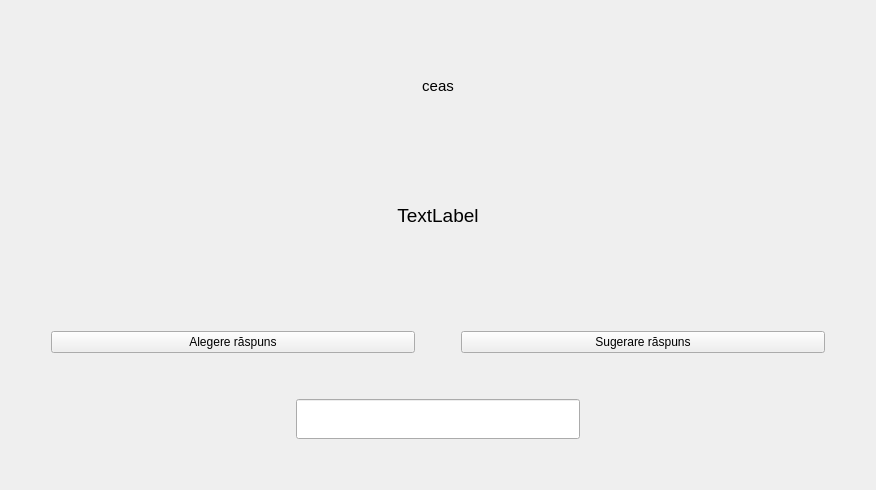
Above: Triviador/UI/forms/NumericQuestion.ui from andonealexandru/Triviador before the change. Below: the same form after it.
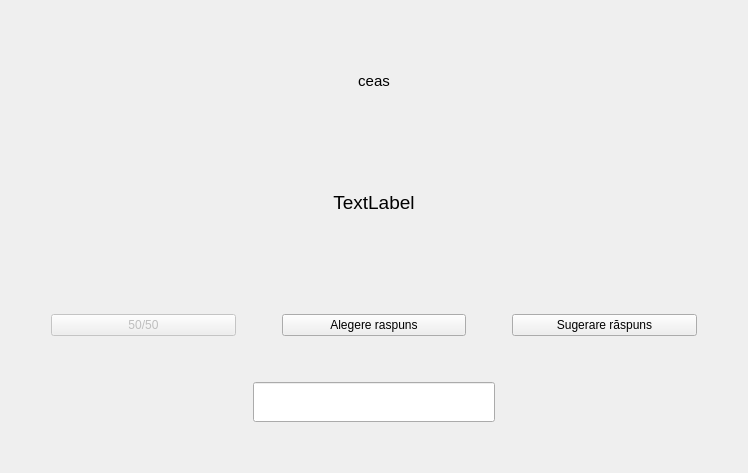
That is the form after the change.

Commit message: Improved NumericQuestion class with help buttons

The edit to the form file:
```diff
--- a/Triviador/UI/forms/NumericQuestion.ui
+++ b/Triviador/UI/forms/NumericQuestion.ui
@@ -6,8 +6,8 @@
    <rect>
     <x>0</x>
     <y>0</y>
-    <width>876</width>
-    <height>490</height>
+    <width>748</width>
+    <height>473</height>
    </rect>
   </property>
   <property name="windowTitle">
@@ -151,6 +151,32 @@
       </item>
       <item>
        <layout class="QHBoxLayout" name="horizontalLayout">
+        <item>
+         <spacer name="horizontalSpacer_6">
+          <property name="orientation">
+           <enum>Qt::Horizontal</enum>
+          </property>
+          <property name="sizeType">
+           <enum>QSizePolicy::Minimum</enum>
+          </property>
+          <property name="sizeHint" stdset="0">
+           <size>
+            <width>40</width>
+            <height>20</height>
+           </size>
+          </property>
+         </spacer>
+        </item>
+        <item>
+         <widget class="QPushButton" name="ho1">
+          <property name="enabled">
+           <bool>false</bool>
+          </property>
+          <property name="text">
+           <string>50/50</string>
+          </property>
+         </widget>
+        </item>
         <item>
          <spacer name="horizontalSpacer_3">
           <property name="orientation">
@@ -170,7 +196,7 @@
         <item>
          <widget class="QPushButton" name="alegere_raspuns">
           <property name="text">
-           <string>Alegere răspuns</string>
+           <string>Alegere raspuns</string>
           </property>
          </widget>
         </item>
@@ -259,6 +285,9 @@
             <pointsize>10</pointsize>
            </font>
           </property>
+          <property name="alignment">
+           <set>Qt::AlignHCenter|Qt::AlignTop</set>
+          </property>
          </widget>
         </item>
         <item>
```
Left out of the diff: 4 changed lines with no effect on the pictures. The commit also changes 2 other files.
